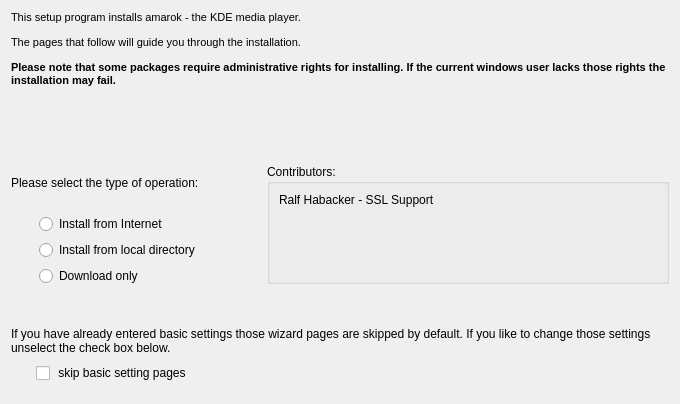
This is gui/themes/amarok/titlepage.ui in KDE/kdewin-installer as Qt 5 draws it before an edit. The edited form follows.
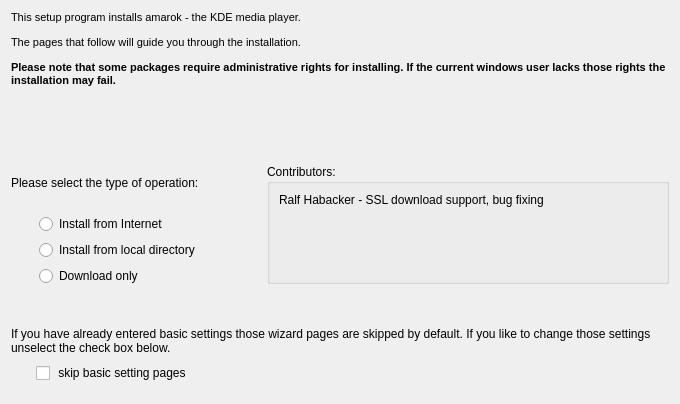
This is the edited form.

Diff of the .ui file:
```diff
--- a/gui/themes/amarok/titlepage.ui
+++ b/gui/themes/amarok/titlepage.ui
@@ -199,7 +199,7 @@
           <item>
            <widget class="QLabel" name="label_3">
             <property name="text">
-             <string>Ralf Habacker - SSL Support</string>
+             <string>Ralf Habacker - SSL download support, bug fixing</string>
             </property>
             <property name="alignment">
              <set>Qt::AlignLeading|Qt::AlignLeft|Qt::AlignTop</set>
```
